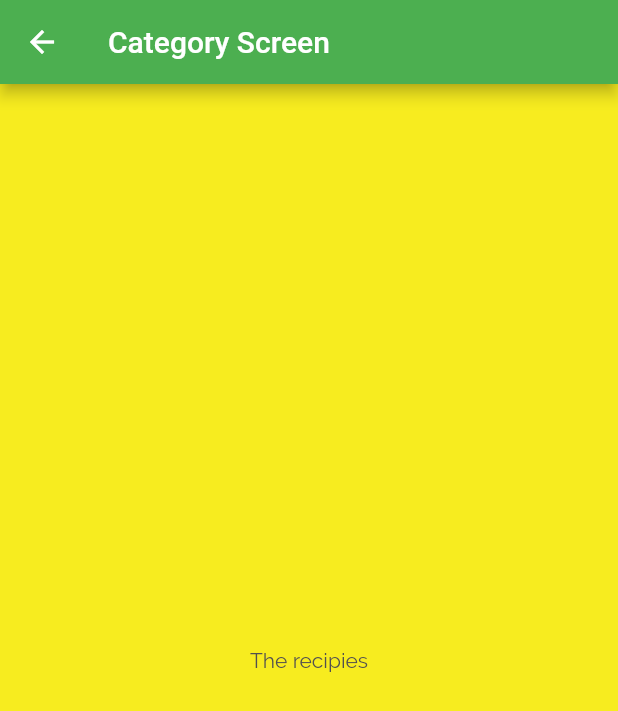
After one commit to cecililu/Flutter_MealApp, a Flutter app: the screen it shows after launch, after a tap on "Quick & Easy", on a phone screen of 412 x 824 dp. The commit adds this screen. Shown: the top 711 px of the screen. Run offline on Flutter 3.47's test engine with Material 2 defaults, Android fonts, the phone set to English and light mode, and no system bars.

Commit message:
added navigator to category item

```diff
--- a/lib/category_item.dart
+++ b/lib/category_item.dart
@@ -1,15 +1,28 @@
-import 'dart:ui';
+
 
 import 'package:flutter/material.dart';
+import 'package:mealer/category_meal_screens.dart';
 
 class Categoryitem extends StatelessWidget {
   final Color color;
   final String title;
   const Categoryitem({super.key, required this.title, required this.color});
 
+  void selectCategory(context){
+      Navigator.of(context).push(MaterialPageRoute(builder: (_){
+         return CatergoryMealSceeen();
+      }));
+
+  }
+
   @override
   Widget build(BuildContext context) {
-    return Container(
+    return InkWell(
+      onTap: ()=>selectCategory(context),
+      splashColor: Colors.red,
+      borderRadius: BorderRadius.circular(15),
+      child:
+        Container(
             padding: const EdgeInsets.all(15),
             child: Text(title,style:Theme.of(context).textTheme.headline1,),
             decoration: BoxDecoration(
@@ -18,6 +31,8 @@ class Categoryitem extends StatelessWidget {
                   begin: Alignment.topLeft,
                   end: Alignment.topCenter),
               borderRadius: BorderRadius.circular(12),
-        ));
+            )),
+
+    );
   }
 }
--- /dev/null
+++ b/lib/category_meal_screens.dart
@@ -0,0 +1,15 @@
+import 'package:flutter/material.dart';
+
+class CatergoryMealSceeen extends StatelessWidget {
+
+  const CatergoryMealSceeen({super.key});
+
+  @override
+  Widget build(BuildContext context) {
+    return  Scaffold(
+         appBar: AppBar(title: const Text("Category Screen"),),
+        body:const  Center(
+      child: Text('The recipies'),
+    ));
+  }
+}
```
Lines whose indentation alone changed are shown as unchanged.
